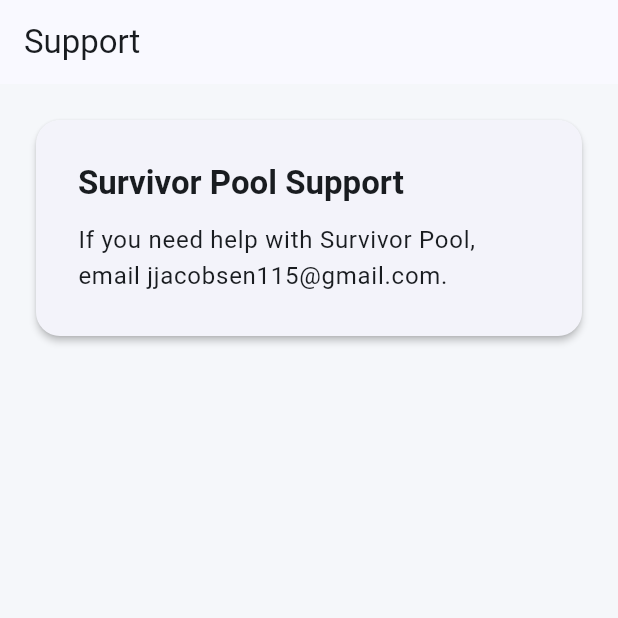
After one commit to jjjacobsen/survivor-pool, a Flutter app: the SupportPage screen opened by its route, on a phone screen of 412 x 824 dp, the top half of it. The commit adds this screen. Run offline on Flutter 3.47's test engine with Material 3 defaults, Android fonts, the phone set to English and light mode, and no system bars; our stand-ins replace flutter_secure_storage, go_router, url_strategy; accounts and stored records are empty.

Commit message:
Add support page

```diff
--- a/frontend/survivor_pool/lib/app/app.dart
+++ b/frontend/survivor_pool/lib/app/app.dart
@@ -11,6 +11,7 @@ import 'package:survivor_pool/core/models/user.dart';
 import 'package:survivor_pool/features/auth/presentation/forgot_password_page.dart';
 import 'package:survivor_pool/features/auth/presentation/login_page.dart';
 import 'package:survivor_pool/features/legal/presentation/privacy_page.dart';
+import 'package:survivor_pool/features/legal/presentation/support_page.dart';
 import 'package:survivor_pool/features/picks/presentation/pages/contestant_detail_page.dart';
 import 'package:survivor_pool/features/pools/presentation/home_page.dart';
 import 'package:survivor_pool/features/pools/presentation/pages/manage_pool_members_page.dart';
@@ -41,6 +42,11 @@ class SurvivorPoolApp extends StatelessWidget {
         path: AppRoutes.privacy,
         name: AppRouteNames.privacy,
         builder: (context, state) => const PrivacyPage(),
+      ),
+      GoRoute(
+        path: AppRoutes.support,
+        name: AppRouteNames.support,
+        builder: (context, state) => const SupportPage(),
       ),
       GoRoute(
         path: AppRoutes.home,
--- a/frontend/survivor_pool/lib/app/routes.dart
+++ b/frontend/survivor_pool/lib/app/routes.dart
@@ -15,6 +15,7 @@ class AppRoutes {
   static const String manageMembers = '/members';
   static const String contestantDetail = '/contestants/:contestantId';
   static const String privacy = '/privacy';
+  static const String support = '/support';
 }
 
 class AppRouteNames {
@@ -29,6 +30,7 @@ class AppRouteNames {
   static const String manageMembers = 'manage-members';
   static const String contestantDetail = 'contestant-detail';
   static const String privacy = 'privacy';
+  static const String support = 'support';
 }
 
 class AppSession {
--- /dev/null
+++ b/frontend/survivor_pool/lib/features/legal/presentation/support_page.dart
@@ -0,0 +1,52 @@
+import 'package:flutter/foundation.dart';
+import 'package:flutter/material.dart';
+
+import 'package:survivor_pool/core/layout/adaptive_page.dart';
+
+class SupportPage extends StatelessWidget {
+  const SupportPage({super.key});
+
+  @override
+  Widget build(BuildContext context) {
+    final theme = Theme.of(context);
+    return Scaffold(
+      appBar: AppBar(
+        title: const Text('Support'),
+        automaticallyImplyLeading: !kIsWeb,
+      ),
+      body: SafeArea(
+        child: SingleChildScrollView(
+          child: AdaptivePage(
+            maxWidth: 720,
+            compactPadding: const EdgeInsets.all(24),
+            widePadding: const EdgeInsets.symmetric(
+              horizontal: 64,
+              vertical: 48,
+            ),
+            child: Card(
+              child: Padding(
+                padding: const EdgeInsets.all(28),
+                child: Column(
+                  crossAxisAlignment: CrossAxisAlignment.start,
+                  children: [
+                    Text(
+                      'Survivor Pool Support',
+                      style: theme.textTheme.titleLarge?.copyWith(
+                        fontWeight: FontWeight.bold,
+                      ),
+                    ),
+                    const SizedBox(height: 12),
+                    Text(
+                      'If you need help with Survivor Pool, email jjacobsen115@gmail.com.',
+                      style: theme.textTheme.bodyLarge,
+                    ),
+                  ],
+                ),
+              ),
+            ),
+          ),
+        ),
+      ),
+    );
+  }
+}
```
